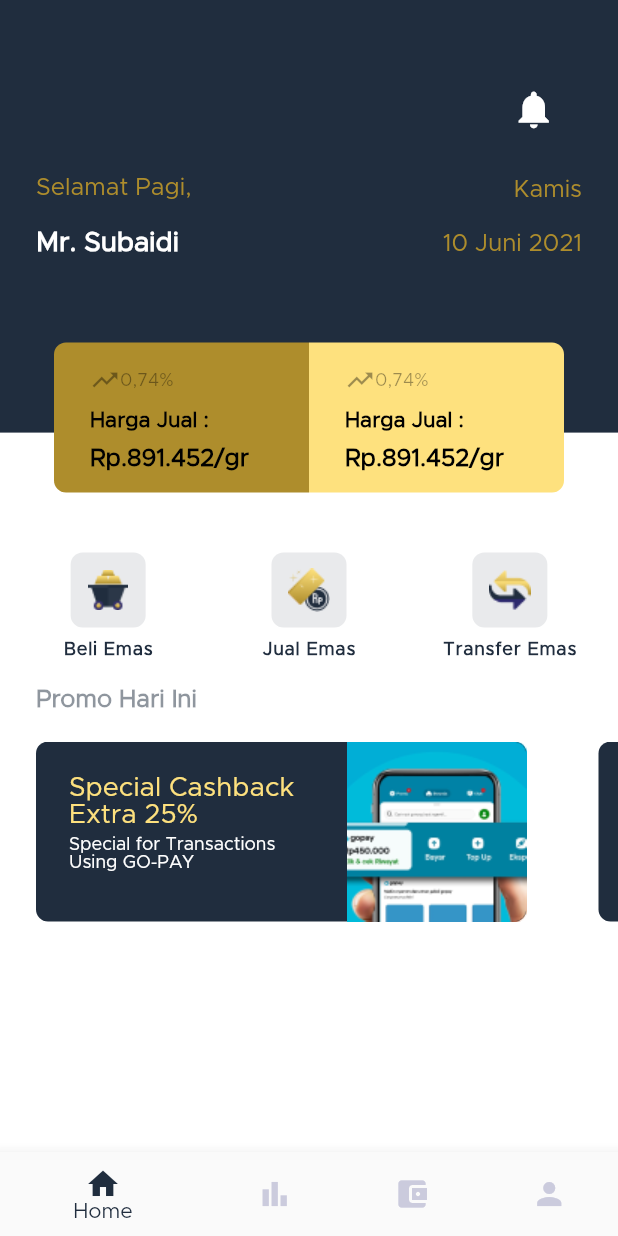
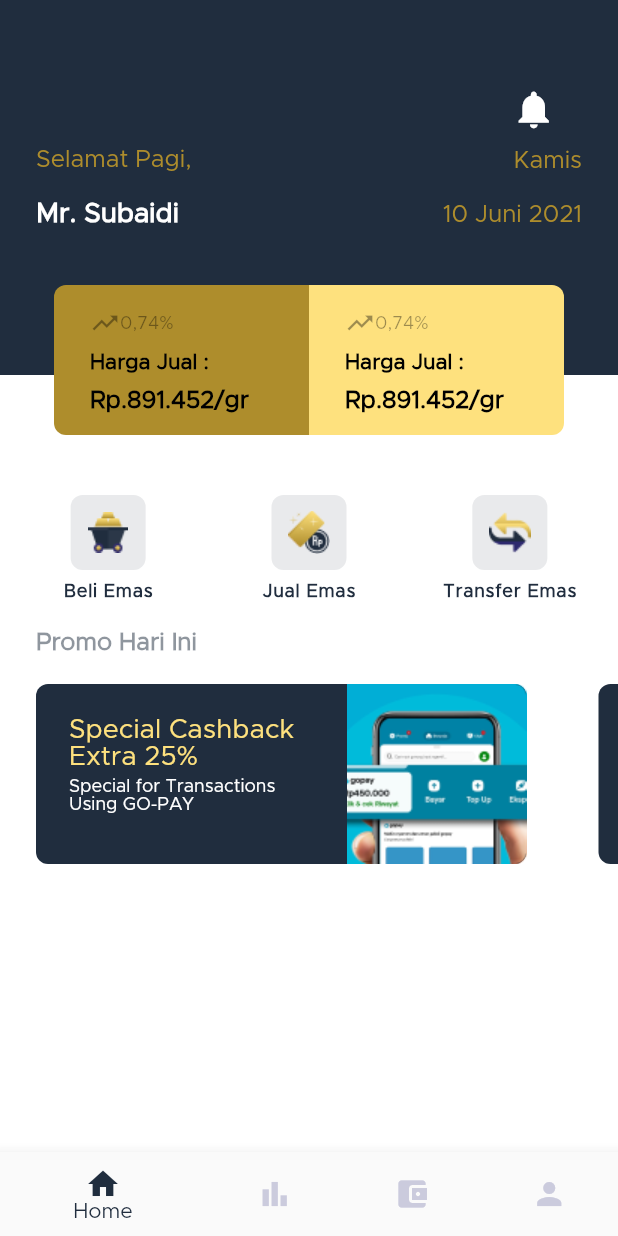
Before and after one commit to arifsaqa/cc-gold, a Flutter app: the screen it shows after launch, on a phone screen of 412 x 824 dp. Run offline on Flutter 3.47's test engine with Material 2 defaults, Android fonts, the phone set to English and light mode, and no system bars.

```diff
--- a/lib/main.dart
+++ b/lib/main.dart
@@ -46,7 +46,11 @@ class MyStatefulWidget extends StatefulWidget {
 
 class _MyStatefulWidgetState extends State<MyStatefulWidget> {
   int _bottomNavIndex = 0;
-  List<Widget> pages = [HomeScreen(), WalletScreen(), Settings()];
+  List<Widget> pages = [
+    HomeScreen(),
+    Settings(),
+    WalletScreen(),
+  ];
 
   void _onItemTapped(int index) {
     if (index != 3) {
--- /dev/null
+++ b/lib/models/transactions.dart
@@ -0,0 +1,17 @@
+import 'package:flutter/material.dart';
+
+class Transaction {
+  final String title, date, type;
+  final int id;
+
+  Transaction({this.title, this.date, this.id, this.type});
+}
+
+List<Transaction> transactions = [
+  Transaction(
+      id: 1, title: "Beli Emas 10 gram", date: "10 Juni 2021", type: "beli"),
+  Transaction(
+      id: 1, title: "Beli Emas 2 gram", date: "10 Juni 2021", type: "beli"),
+  Transaction(
+      id: 1, title: "Jual Emas 2 gram", date: "10 Juni 2021", type: "jual"),
+];
--- a/lib/screens/home/components/Head.dart
+++ b/lib/screens/home/components/Head.dart
@@ -13,7 +13,7 @@ class _HeadState extends State<Head> {
     Size size = MediaQuery.of(context).size;
     return Container(
         margin: EdgeInsets.only(bottom: 60),
-        height: size.height * .35,
+        height: 250,
         decoration: BoxDecoration(
           color: Color(background),
         ),
--- a/lib/screens/wallet/components/Head.dart
+++ b/lib/screens/wallet/components/Head.dart
@@ -7,7 +7,7 @@ class Head extends StatelessWidget {
   Widget build(BuildContext context) {
     Size size = MediaQuery.of(context).size;
     return Container(
-      height: size.height * .35,
+      height: 300,
       width: size.width,
       padding: EdgeInsets.only(
           top: size.height * .01, right: 24, left: 24, bottom: 20),
@@ -46,6 +46,7 @@ class _SaldoState extends State<Saldo> {
   bool display = true;
   @override
   Widget build(BuildContext context) {
+    Size size = MediaQuery.of(context).size;
     return Row(
       mainAxisAlignment: MainAxisAlignment.spaceBetween,
       children: [
--- a/pubspec.yaml
+++ b/pubspec.yaml
@@ -50,6 +50,8 @@ flutter:
     - images/sell.png
     - images/transfer.png
     - images/news.png
+    - images/sellGold.png
+    - images/buyGold.png
   fonts:
     - family: MetroReg
       fonts:
```
Also changed, not shown: lib/screens/wallet/components/Body.dart (+32 -23 lines), images/buyGold.png (added), images/sellGold.png (added), images/verification.png (added).
